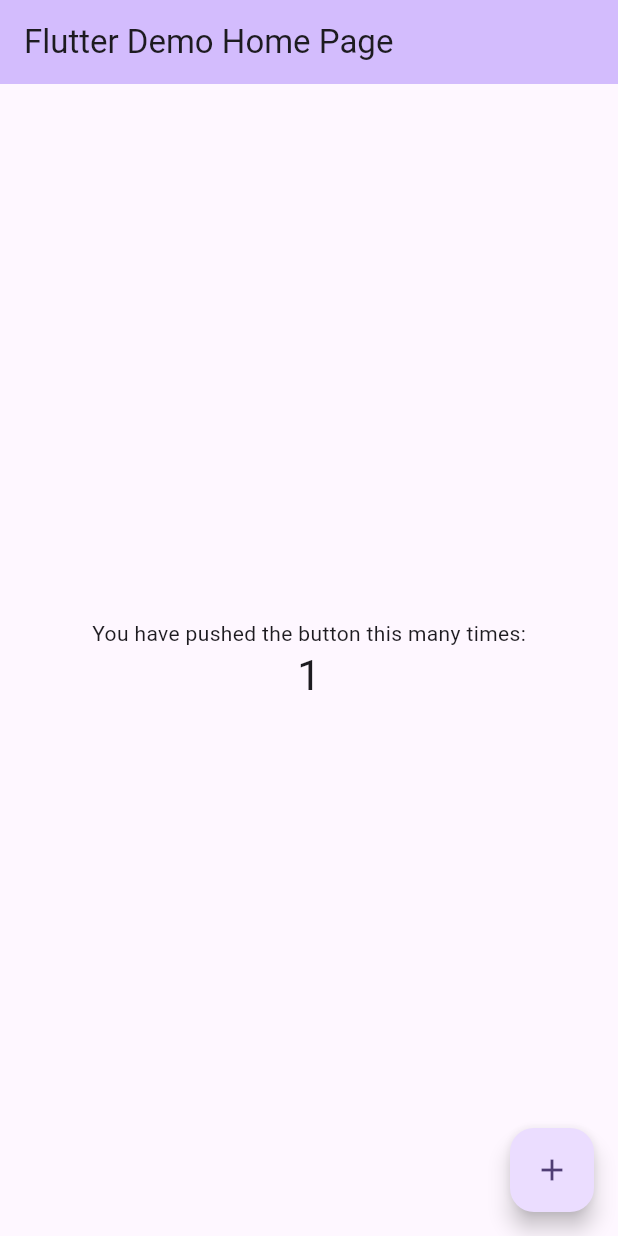
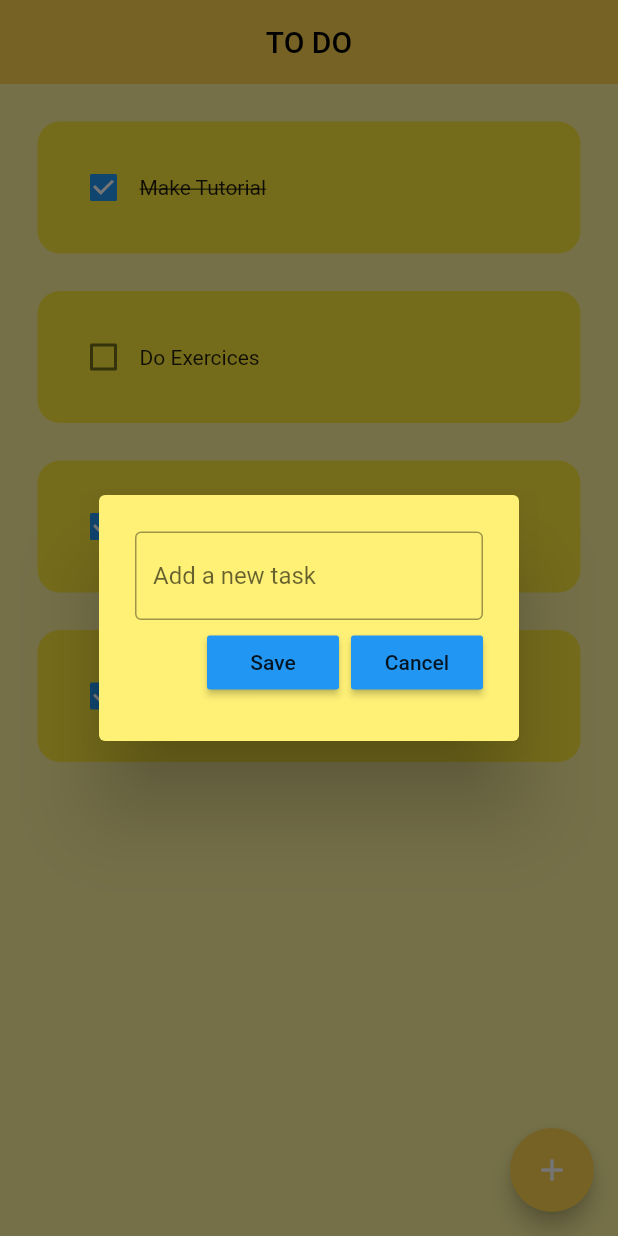
Before and after one commit to SuperMarcin1999/todo_app, a Flutter app: the screen it shows after launch, after a tap on the "add" icon, on a phone screen of 412 x 824 dp. Run offline on Flutter 3.47's test engine with Material 2 defaults, Android fonts, the phone set to English and light mode, and no system bars.

Commit message:
lista itemow, dodanie nowego poprzed osobne okno wchodzac przez floatingbtn

```diff
--- /dev/null
+++ b/lib/components/dialog_box_page.dart
@@ -0,0 +1,50 @@
+import 'package:flutter/material.dart';
+
+import 'my_button.dart';
+
+class DialogBox extends StatelessWidget {
+  final TextEditingController controller;
+  final VoidCallback onSave;
+  final VoidCallback onCancel;
+
+  const DialogBox({
+    super.key,
+    required this.controller,
+    required this.onSave,
+    required this.onCancel,
+  });
+
+  @override
+  Widget build(BuildContext context) {
+    return AlertDialog(
+      backgroundColor: Colors.yellow[300],
+      content: SizedBox(
+        height: 120,
+        child: Column(
+          mainAxisAlignment: MainAxisAlignment.spaceEvenly,
+          children: [
+            // get user input
+            TextField(
+              controller: controller,
+              decoration: const InputDecoration(
+                hintText: "Add a new task",
+                border: OutlineInputBorder(),
+              ),
+            ),
+
+            // buttons -> save + cancel
+            Row(
+              mainAxisAlignment: MainAxisAlignment.end,
+              children: [
+                // save button
+                MyButton(text: "Save", onPressed: onSave),
+                const SizedBox(width: 8),
+                MyButton(text: "Cancel", onPressed: onCancel)
+              ],
+            )
+          ],
+        ),
+      ),
+    );
+  }
+}
--- /dev/null
+++ b/lib/components/my_button.dart
@@ -0,0 +1,22 @@
+
+import 'package:flutter/material.dart';
+
+class MyButton extends StatelessWidget {
+  final String text;
+  final VoidCallback onPressed;
+
+  const MyButton({
+    super.key,
+    required this.text,
+    required this.onPressed,
+  });
+
+  @override
+  Widget build(BuildContext context) {
+    return MaterialButton(
+      onPressed: onPressed,
+      color: Theme.of(context).primaryColor,
+      child: Text(text),
+    );
+  }
+}
--- /dev/null
+++ b/lib/components/todo_page.dart
@@ -0,0 +1,41 @@
+
+import 'package:flutter/material.dart';
+
+class ToDoTile extends StatelessWidget {
+  final String taskName;
+  final bool isTaskChecked;
+  final Function(bool?)? onTaskChanged;
+
+  const ToDoTile(
+      {super.key,
+      required this.taskName,
+      required this.isTaskChecked,
+      required this.onTaskChanged});
+
+  @override
+  Widget build(BuildContext context) {
+    return Padding(
+      padding: const EdgeInsets.only(bottom: 0, top: 25, left: 25, right: 25),
+      child: Container(
+        padding: const EdgeInsets.all(20),
+        decoration: const BoxDecoration(
+          color: Colors.yellow,
+          borderRadius: BorderRadius.all(Radius.circular(15)),
+        ),
+        child: Row(
+          children: [
+            Checkbox(value: isTaskChecked, onChanged: onTaskChanged),
+            Text(
+              taskName,
+              style: TextStyle(
+                decoration: isTaskChecked
+                    ? TextDecoration.lineThrough
+                    : TextDecoration.none,
+              ),
+            ),
+          ],
+        ),
+      ),
+    );
+  }
+}
--- a/lib/main.dart
+++ b/lib/main.dart
@@ -1,125 +1,18 @@
 import 'package:flutter/material.dart';
+import 'package:todo_app/pages/home_page.dart';
 
 void main() {
-  runApp(const MyApp());
+  runApp(const MainPage());
 }
 
-class MyApp extends StatelessWidget {
-  const MyApp({super.key});
+class MainPage extends StatelessWidget {
+  const MainPage({super.key});
 
-  // This widget is the root of your application.
   @override
   Widget build(BuildContext context) {
-    return MaterialApp(
-      title: 'Flutter Demo',
-      theme: ThemeData(
-        // This is the theme of your application.
-        //
-        // TRY THIS: Try running your application with "flutter run". You'll see
-        // the application has a blue toolbar. Then, without quitting the app,
-        // try changing the seedColor in the colorScheme below to Colors.green
-        // and then invoke "hot reload" (save your changes or press the "hot
-        // reload" button in a Flutter-supported IDE, or press "r" if you used
-        // the command line to start the app).
-        //
-        // Notice that the counter didn't reset back to zero; the application
-        // state is not lost during the reload. To reset the state, use hot
-        // restart instead.
-        //
-        // This works for code too, not just values: Most code changes can be
-        // tested with just a hot reload.
-        colorScheme: ColorScheme.fromSeed(seedColor: Colors.deepPurple),
-        useMaterial3: true,
-      ),
-      home: const MyHomePage(title: 'Flutter Demo Home Page'),
+    return const MaterialApp(
+      debugShowCheckedModeBanner: false,
+      home: HomePage(),
     );
   }
 }
-
-class MyHomePage extends StatefulWidget {
-  const MyHomePage({super.key, required this.title});
-
-  // This widget is the home page of your application. It is stateful, meaning
-  // that it has a State object (defined below) that contains fields that affect
-  // how it looks.
-
-  // This class is the configuration for the state. It holds the values (in this
-  // case the title) provided by the parent (in this case the App widget) and
-  // used by the build method of the State. Fields in a Widget subclass are
-  // always marked "final".
-
-  final String title;
-
-  @override
-  State<MyHomePage> createState() => _MyHomePageState();
-}
-
-class _MyHomePageState extends State<MyHomePage> {
-  int _counter = 0;
-
-  void _incrementCounter() {
-    setState(() {
-      // This call to setState tells the Flutter framework that something has
-      // changed in this State, which causes it to rerun the build method below
-      // so that the display can reflect the updated values. If we changed
-      // _counter without calling setState(), then the build method would not be
-      // called again, and so nothing would appear to happen.
-      _counter++;
-    });
-  }
-
-  @override
-  Widget build(BuildContext context) {
-    // This method is rerun every time setState is called, for instance as done
-    // by the _incrementCounter method above.
-    //
-    // The Flutter framework has been optimized to make rerunning build methods
-    // fast, so that you can just rebuild anything that needs updating rather
-    // than having to individually change instances of widgets.
-    return Scaffold(
-      appBar: AppBar(
-        // TRY THIS: Try changing the color here to a specific color (to
-        // Colors.amber, perhaps?) and trigger a hot reload to see the AppBar
-        // change color while the other colors stay the same.
-        backgroundColor: Theme.of(context).colorScheme.inversePrimary,
-        // Here we take the value from the MyHomePage object that was created by
-        // the App.build method, and use it to set our appbar title.
-        title: Text(widget.title),
-      ),
-      body: Center(
-        // Center is a layout widget. It takes a single child and positions it
-        // in the middle of the parent.
-        child: Column(
-          // Column is also a layout widget. It takes a list of children and
-          // arranges them vertically. By default, it sizes itself to fit its
-          // children horizontally, and tries to be as tall as its parent.
-          //
-          // Column has various properties to control how it sizes itself and
-          // how it positions its children. Here we use mainAxisAlignment to
-          // center the children vertically; the main axis here is the vertical
-          // axis because Columns are vertical (the cross axis would be
-          // horizontal).
-          //
-          // TRY THIS: Invoke "debug painting" (choose the "Toggle Debug Paint"
-          // action in the IDE, or press "p" in the console), to see the
-          // wireframe for each widget.
-          mainAxisAlignment: MainAxisAlignment.center,
-          children: <Widget>[
-            const Text(
-              'You have pushed the button this many times:',
-            ),
-            Text(
-              '$_counter',
-              style: Theme.of(context).textTheme.headlineMedium,
-            ),
-          ],
-        ),
-      ),
-      floatingActionButton: FloatingActionButton(
-        onPressed: _incrementCounter,
-        tooltip: 'Increment',
-        child: const Icon(Icons.add),
-      ), // This trailing comma makes auto-formatting nicer for build methods.
-    );
-  }
-}
--- /dev/null
+++ b/lib/pages/home_page.dart
@@ -0,0 +1,95 @@
+import 'package:flutter/material.dart';
+import '../components/dialog_box_page.dart';
+import '../components/todo_page.dart';
+
+class HomePage extends StatefulWidget {
+  const HomePage({super.key});
+
+  @override
+  State<HomePage> createState() => _HomePageState();
+}
+
+class _HomePageState extends State<HomePage> {
+  // controller of text alert textbox
+  final _controller = TextEditingController();
+
+  // list of todos
+  List todos = [
+    ["Make Tutorial", true],
+    ["Do Exercices", false],
+    ["Do Exercices 2", true],
+    ["Do Exercices 3", true],
+  ];
+
+  // Fuctions
+  void checkTaskChecked(bool? afterChanged, int index) {
+    if (afterChanged == null) {
+      return;
+    }
+    setState(() {
+      todos[index][1] = afterChanged;
+    });
+  }
+
+  void createANewTask() {
+    showDialog(
+      context: context,
+      builder: (context) {
+        return DialogBox(
+          controller: _controller,
+          onSave: saveNewTask,
+          onCancel: () => Navigator.of(context).pop(),
+        );
+      },
+    );
+  }
+
+  void saveNewTask() {
+    setState(() {
+      todos.add([_controller.text, false]);
+      _controller.clear();
+    });
+
+    Navigator.of(context).pop();
+  }
+
+  @override
+  Widget build(BuildContext context) {
+    return Scaffold(
+      backgroundColor: Colors.yellow[200],
+
+      // App Bar
+      appBar: AppBar(
+        backgroundColor: Colors.amber[300],
+        title: const Center(
+          child: Text(
+            'TO DO',
+            style: TextStyle(
+              color: Colors.black,
+            ),
+          ),
+        ),
+        elevation: 0,
+      ),
+
+      // Body
+      body: ListView.builder(
+        itemCount: todos.length,
+        itemBuilder: (context, index) {
+          return ToDoTile(
+            taskName: todos[index][0],
+            isTaskChecked: todos[index][1],
+            onTaskChanged: (value) => checkTaskChecked(value, index),
+          );
+        },
+      ),
+
+      // Add button
+      floatingActionButton: FloatingActionButton(
+        onPressed: createANewTask,
+        backgroundColor: Colors.amber[300],
+        child: const Icon(Icons.add),
+      ),
+    );
+  }
+}
```
Also changed, not shown: 1 other file.
